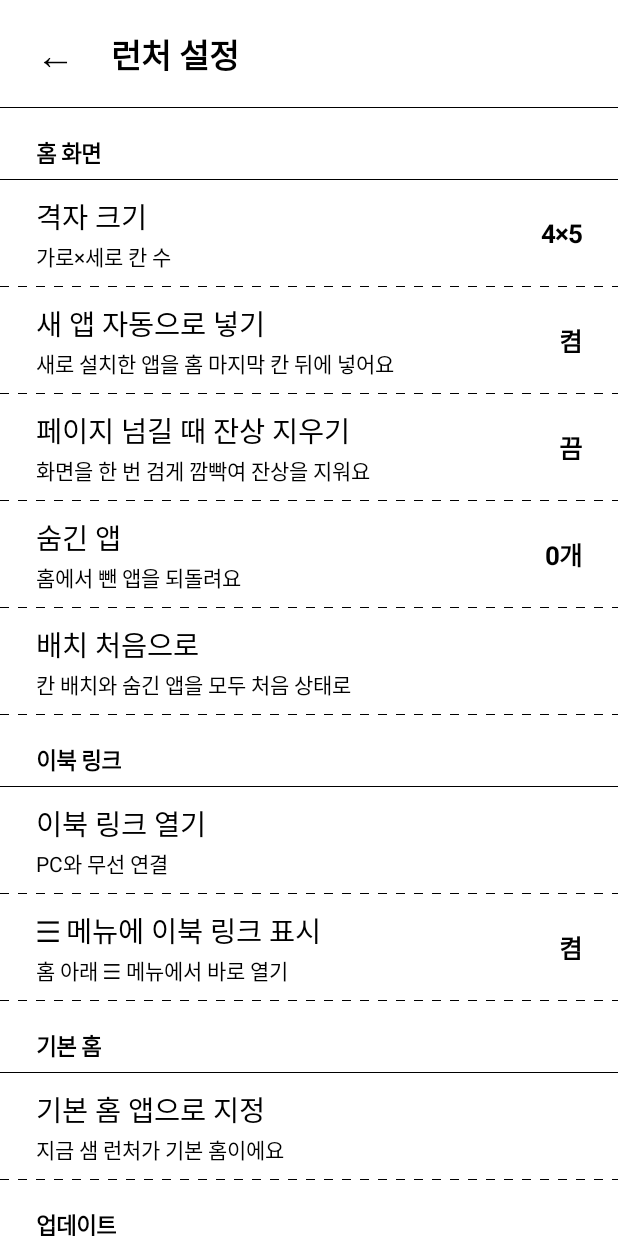
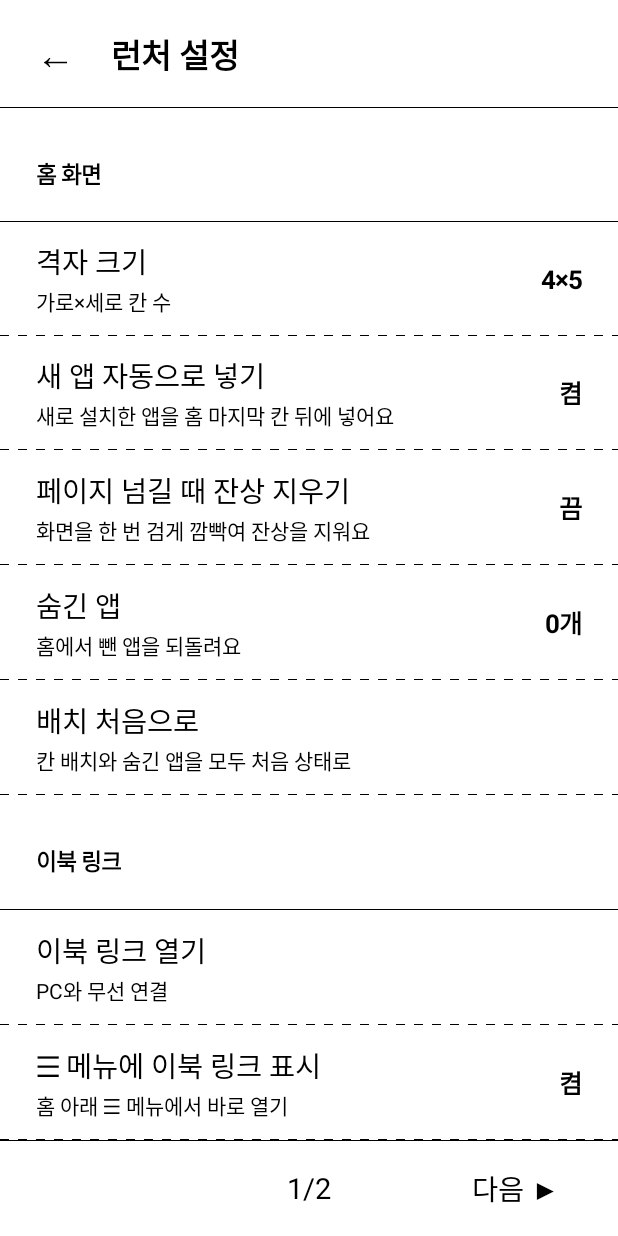
Before and after one commit to kakario777-netizen/sam-launcher, an Android app: the SettingsActivity screen opened directly, with no data from a screen before it, on a phone screen of 412 x 824 dp. Run offline under Robolectric (Android 15) with nearby library versions, the phone set to English and light mode, and no system bars; network calls fail.

Commit message:
스크롤 없애고 전부 페이지로: 전체 앱·숨긴 앱·설정·앱 고르기 목록을 화면에 딱 맞는 페이지 목록으로
Co-Authored-By: Claude Opus 5.5 <noreply@anthropic.com>
Claude-Session: https://claude.ai/code/session_011L6oZTutW6xc62ggSr8btS

```diff
--- /dev/null
+++ b/app/src/main/java/com/kakario/samlauncher/PagedList.kt
@@ -0,0 +1,88 @@
+package com.kakario.samlauncher
+
+import android.content.Context
+import android.view.Gravity
+import android.view.View
+import android.widget.LinearLayout
+
+/**
+ * 스크롤 없는 페이지 목록 (이잉크용).
+ * 화면 높이에 들어가는 줄 수만큼 한 페이지에 담고, 줄 높이를 똑같이 나눠
+ * 마지막 줄이 잘리지 않고 화면에 딱 맞게 채운다. 아래 ◀ 이전 · 1/3 · 다음 ▶.
+ */
+class PagedList(context: Context, private val minRowDp: Int = 76) : LinearLayout(context) {
+    private val box = LinearLayout(context).apply { orientation = VERTICAL }
+    private val prev = context.text("◀ 이전", 19f).apply { gravity = Gravity.CENTER }
+    private val next = context.text("다음 ▶", 19f).apply { gravity = Gravity.CENTER }
+    private val pageText = context.text("1/1", 19f).apply { gravity = Gravity.CENTER }
+    private val nav: View
+
+    private var rows: List<() -> View> = emptyList()
+    private var perPage = 0
+    private var page = 0
+
+    init {
+        orientation = VERTICAL
+        addView(box, LayoutParams(LayoutParams.MATCH_PARENT, 0, 1f))
+        nav = LinearLayout(context).apply {
+            orientation = HORIZONTAL
+            setTopLine(this)
+            addView(prev, LayoutParams(0, LayoutParams.MATCH_PARENT, 1f))
+            addView(pageText, LayoutParams(0, LayoutParams.MATCH_PARENT, 1f))
+            addView(next, LayoutParams(0, LayoutParams.MATCH_PARENT, 1f))
+        }
+        addView(nav, LayoutParams(LayoutParams.MATCH_PARENT, context.dp(64)))
+        prev.setOnClickListener { go(page - 1) }
+        next.setOnClickListener { go(page + 1) }
+    }
+
+    private fun setTopLine(v: View) {
+        v.background = object : android.graphics.drawable.Drawable() {
+            val p = android.graphics.Paint().apply { color = INK; strokeWidth = context.dp(1).toFloat().coerceAtLeast(1f) }
+            override fun draw(c: android.graphics.Canvas) { val y = p.strokeWidth / 2; c.drawLine(0f, y, bounds.width().toFloat(), y, p) }
+            override fun setAlpha(a: Int) {}
+            override fun setColorFilter(cf: android.graphics.ColorFilter?) {}
+            @Deprecated("Deprecated in Java")
+            override fun getOpacity() = android.graphics.PixelFormat.TRANSLUCENT
+        }
+    }
+
+    /** 줄 목록 지정. keepPage = 지금 페이지 유지 (설정 값만 바뀌었을 때). */
+    fun setRows(list: List<() -> View>, keepPage: Boolean = false) {
+        rows = list
+        if (!keepPage) page = 0
+        render()
+    }
+
+    val pageCount: Int get() = if (perPage <= 0) 1 else maxOf(1, (rows.size + perPage - 1) / perPage)
+
+    fun go(p: Int) {
+        if (p < 0 || p >= pageCount || p == page) return
+        page = p
+        render()
+    }
+
+    override fun onSizeChanged(w: Int, h: Int, ow: Int, oh: Int) {
+        super.onSizeChanged(w, h, ow, oh)
+        val avail = h - context.dp(64)
+        val n = maxOf(1, avail / context.dp(minRowDp))
+        if (n != perPage) { perPage = n; post { render() } }
+    }
+
+    private fun render() {
+        if (perPage <= 0) return
+        page = page.coerceIn(0, pageCount - 1)
+        box.removeAllViews()
+        val start = page * perPage
+        for (i in 0 until perPage) {
+            // 빈 줄도 같은 높이로 채워 줄 높이가 페이지마다 같게
+            val v = rows.getOrNull(start + i)?.invoke() ?: View(context)
+            box.addView(v, LayoutParams(LayoutParams.MATCH_PARENT, 0, 1f))
+        }
+        val many = pageCount > 1
+        nav.visibility = if (many) VISIBLE else INVISIBLE
+        pageText.text = "${page + 1}/$pageCount"
+        prev.visibility = if (page > 0) VISIBLE else INVISIBLE
+        next.visibility = if (page < pageCount - 1) VISIBLE else INVISIBLE
+    }
+}
--- a/app/src/main/java/com/kakario/samlauncher/SettingsActivity.kt
+++ b/app/src/main/java/com/kakario/samlauncher/SettingsActivity.kt
@@ -3,7 +3,7 @@ package com.kakario.samlauncher
 import android.app.Activity
 import android.os.Bundle
 import android.widget.LinearLayout
-import android.widget.ScrollView
+import android.view.View
 import com.kakario.samlauncher.update.UpdateDialogs
 import com.kakario.samlauncher.update.Updater
 import kotlinx.coroutines.CoroutineScope
@@ -16,7 +16,8 @@ import kotlinx.coroutines.launch
 /** 런처 설정. 기본 설정 화면처럼 줄 + 점선. */
 class SettingsActivity : Activity() {
     private lateinit var store: Store
-    private lateinit var body: LinearLayout
+    private lateinit var body: PagedList
+    private var first = true
     private lateinit var updater: Updater
     private lateinit var dialogs: UpdateDialogs
     private val scope = CoroutineScope(SupervisorJob() + Dispatchers.Main)
@@ -27,11 +28,10 @@ class SettingsActivity : Activity() {
         store = Store(this)
         updater = Updater.get(this)
         dialogs = UpdateDialogs(this, updater)
-        val root = LinearLayout(this).apply { orientation = LinearLayout.VERTICAL; setBackgroundColor(PAPER) }
+        val root = LinearLayout(this).apply { orientation = LinearLayout.VERTICAL; setBackgroundColor(PAPER); fitsSystemWindows = true }
         root.addView(AppListActivity.header(this, "런처 설정") { finish() })
-        body = LinearLayout(this).apply { orientation = LinearLayout.VERTICAL }
-        root.addView(ScrollView(this).apply { isVerticalScrollBarEnabled = false; addView(body) },
-            LinearLayout.LayoutParams(LinearLayout.LayoutParams.MATCH_PARENT, 0, 1f))
+        body = PagedList(this)
+        root.addView(body, LinearLayout.LayoutParams(LinearLayout.LayoutParams.MATCH_PARENT, 0, 1f))
         setContentView(root)
     }
 
@@ -52,44 +52,51 @@ class SettingsActivity : Activity() {
     private fun onOff(b: Boolean) = if (b) "켬" else "끔"
 
     private fun fill() {
-        body.removeAllViews()
+        val rows = ArrayList<() -> View>()
+        fun row(title: String, sub: String?, value: String?, click: () -> Unit) {
+            rows.add { settingRow(title, sub, value, click) }
+        }
+        fun section(t: String) { rows.add { sectionTitle(t) } }
 
-        body.addView(sectionTitle("홈 화면"))
-        body.addView(settingRow("격자 크기", "가로×세로 칸 수", "${store.cols}×${store.rows}") {
+        section("홈 화면")
+        row("격자 크기", "가로×세로 칸 수", "${store.cols}×${store.rows}") {
             HomeActivity.chooseGrid(this, store) { fill() }
-        })
-        body.addView(settingRow("새 앱 자동으로 넣기", "새로 설치한 앱을 홈 마지막 칸 뒤에 넣어요", onOff(store.autoAdd)) {
+        }
+        row("새 앱 자동으로 넣기", "새로 설치한 앱을 홈 마지막 칸 뒤에 넣어요", onOff(store.autoAdd)) {
             store.autoAdd = !store.autoAdd; fill()
-        })
-        body.addView(settingRow("페이지 넘길 때 잔상 지우기", "화면을 한 번 검게 깜빡여 잔상을 지워요", onOff(store.flashOnPage)) {
+        }
+        row("페이지 넘길 때 잔상 지우기", "화면을 한 번 검게 깜빡여 잔상을 지워요", onOff(store.flashOnPage)) {
             store.flashOnPage = !store.flashOnPage; fill()
-        })
-        body.addView(settingRow("숨긴 앱", "홈에서 뺀 앱을 되돌려요", "${store.hidden.size}개") {
+        }
+        row("숨긴 앱", "홈에서 뺀 앱을 되돌려요", "${store.hidden.size}개") {
             startActivity(android.content.Intent(this, AppListActivity::class.java).putExtra(AppListActivity.EXTRA_HIDDEN, true))
-        })
-        body.addView(settingRow("배치 처음으로", "칸 배치와 숨긴 앱을 모두 처음 상태로", null) {
+        }
+        row("배치 처음으로", "칸 배치와 숨긴 앱을 모두 처음 상태로", null) {
             dialog("배치 처음으로", "홈 칸 배치와 숨긴 앱 목록을 처음 상태로 되돌릴까요?")
                 .setPositiveButton("되돌리기") { _, _ -> store.resetLayout(); toast("처음 상태로 되돌렸어요") }
                 .setNegativeButton("취소", null).show()
-        })
+        }
 
-        body.addView(sectionTitle("이북 링크"))
-        body.addView(settingRow("이북 링크 열기", "PC와 무선 연결", null) { openEreaderLink() })
-        body.addView(settingRow("☰ 메뉴에 이북 링크 표시", "홈 아래 ☰ 메뉴에서 바로 열기", onOff(store.linkInMenu)) {
+        section("이북 링크")
+        row("이북 링크 열기", "PC와 무선 연결", null) { openEreaderLink() }
+        row("☰ 메뉴에 이북 링크 표시", "홈 아래 ☰ 메뉴에서 바로 열기", onOff(store.linkInMenu)) {
             store.linkInMenu = !store.linkInMenu; fill()
-        })
+        }
 
-        body.addView(sectionTitle("기본 홈"))
-        body.addView(settingRow(
+        section("기본 홈")
+        row(
             "기본 홈 앱으로 지정",
             if (isDefaultHome()) "지금 샘 런처가 기본 홈이에요" else "지금은 다른 런처가 기본 홈이에요",
             null,
-        ) { openHomeSettings() })
+        ) { openHomeSettings() }
 
-        body.addView(sectionTitle("업데이트"))
-        body.addView(settingRow("새 버전 확인", "지금 빌드 #${updater.currentBuild}", null) { updater.check(quiet = false) })
-        body.addView(settingRow("자동으로 새 버전 확인", "홈을 열 때 확인 (6시간에 한 번)", onOff(store.autoUpdate)) {
+        section("업데이트")
+        row("새 버전 확인", "지금 빌드 #${updater.currentBuild}", null) { updater.check(quiet = false) }
+        row("자동으로 새 버전 확인", "홈을 열 때 확인 (6시간에 한 번)", onOff(store.autoUpdate)) {
             store.autoUpdate = !store.autoUpdate; fill()
-        })
+        }
+
+        body.setRows(rows, keepPage = !first)
+        first = false
     }
 }
```
Also changed, not shown: app/src/main/java/com/kakario/samlauncher/AppListActivity.kt (+51 -23 lines), app/src/main/java/com/kakario/samlauncher/HomeActivity.kt (+3 -20 lines).
